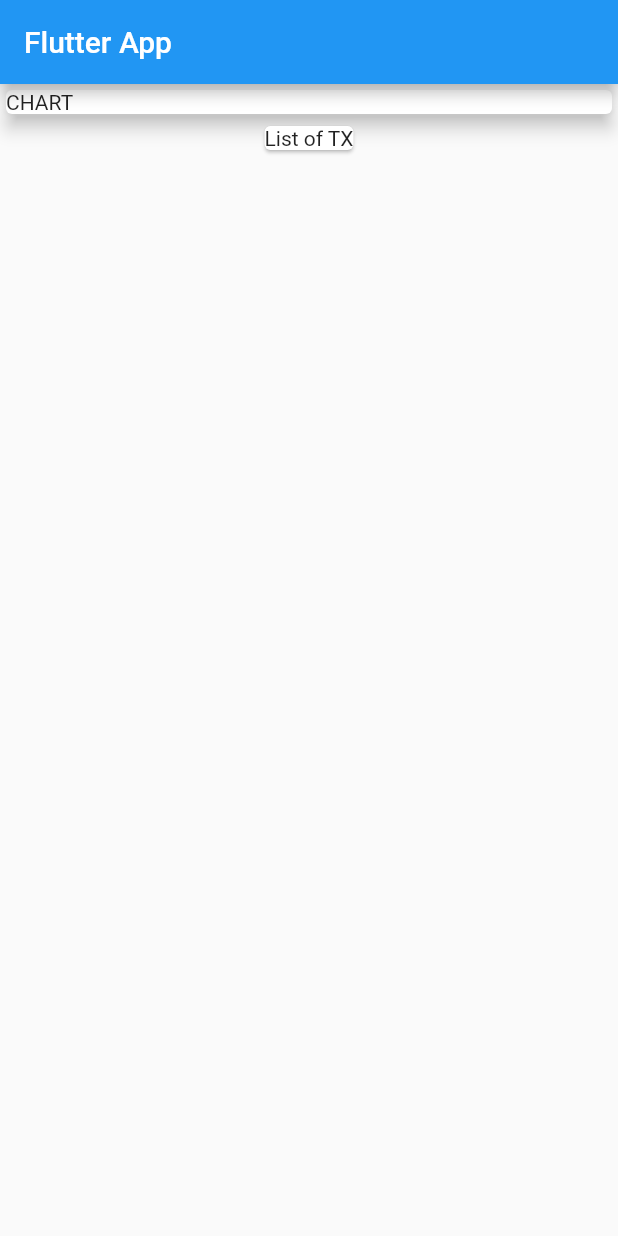
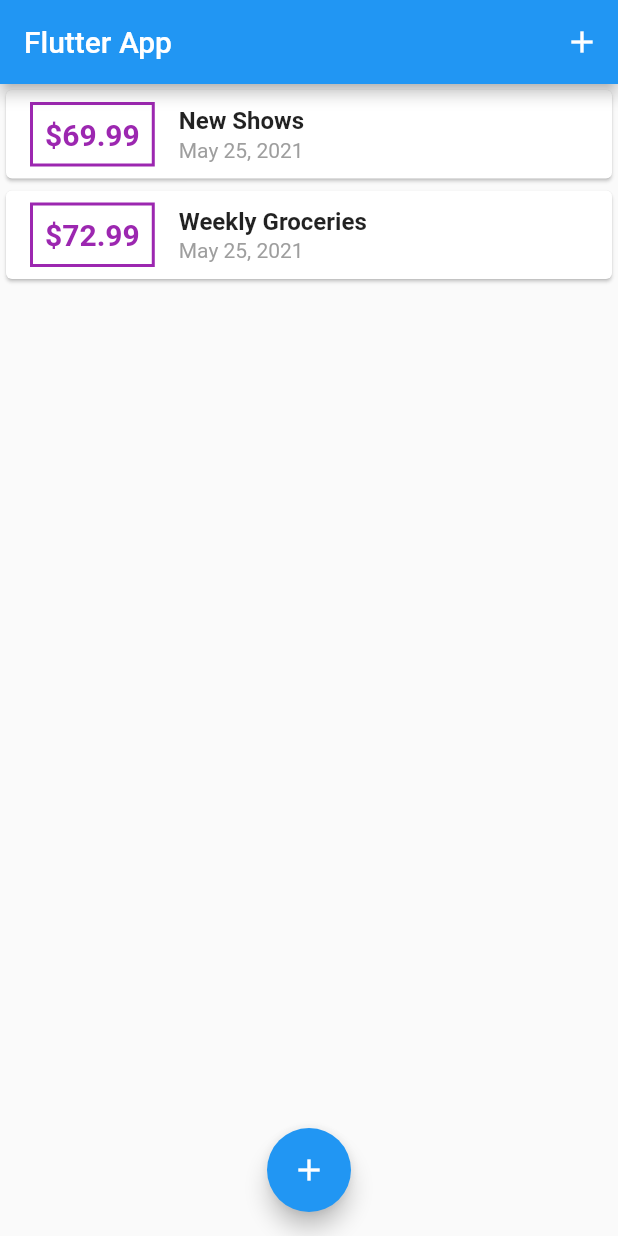
Before and after one commit to alfalcon90/complete-flutter, a Flutter app: the screen it shows after launch, on a phone screen of 412 x 824 dp. Run offline on Flutter 3.47's test engine with Material 2 defaults, Android fonts, the phone set to English and light mode, and no system bars.

Commit message:
expense - checkpoint

```diff
--- a/expense/lib/main.dart
+++ b/expense/lib/main.dart
@@ -1,4 +1,7 @@
+import 'package:expense/widgets/new_transaction.dart';
+import 'package:expense/widgets/transaction_list.dart';
 import 'package:flutter/material.dart';
+import 'package:expense/models/transaction.dart';
 
 void main() {
   runApp(MyApp());
@@ -13,30 +16,70 @@
         primarySwatch: Colors.blue,
       ),
       home: MyHomePage(),
+      debugShowCheckedModeBanner: false,
     );
   }
 }
 
-class MyHomePage extends StatelessWidget {
+class MyHomePage extends StatefulWidget {
+  @override
+  _MyHomePageState createState() => _MyHomePageState();
+}
+
+class _MyHomePageState extends State<MyHomePage> {
+  final List<Transaction> transactions = [
+    Transaction(
+      id: 't1',
+      title: 'New Shows',
+      amount: 69.99,
+      date: DateTime.now(),
+    ),
+    Transaction(
+      id: 't2',
+      title: 'Weekly Groceries',
+      amount: 72.99,
+      date: DateTime.now(),
+    ),
+  ];
+
+  void addNewTransaction(String title, double amount) {
+    final transaction = Transaction(
+      id: DateTime.now().toString(),
+      title: title,
+      amount: amount,
+      date: DateTime.now(),
+    );
+
+    setState(() {
+      transactions.add(transaction);
+    });
+  }
+
+  void showNewTransactionModel(BuildContext context) {
+    showModalBottomSheet(
+        context: context,
+        builder: (_) {
+          return NewTransaction(addNewTransaction);
+        });
+  }
+
   @override
   Widget build(BuildContext context) {
     return Scaffold(
       appBar: AppBar(
         title: Text('Flutter App'),
-      ),
-      body: Column(
-        children: [
-          Card(
-            child: Container(
-              width: double.infinity,
-              child: Text('CHART'),
-            ),
-            elevation: 5,
-          ),
-          Card(
-            child: Text('List of TX'),
+        actions: [
+          IconButton(
+            icon: Icon(Icons.add),
+            onPressed: () => showNewTransactionModel(context),
           )
         ],
+      ),
+      body: TransactionList(transactions),
+      floatingActionButtonLocation: FloatingActionButtonLocation.centerFloat,
+      floatingActionButton: FloatingActionButton(
+        child: Icon(Icons.add),
+        onPressed: () => showNewTransactionModel(context),
       ),
     );
   }
--- /dev/null
+++ b/expense/lib/models/transaction.dart
@@ -0,0 +1,13 @@
+class Transaction {
+  final String id;
+  final String title;
+  final double amount;
+  final DateTime date;
+
+  Transaction({
+    required this.id,
+    required this.title,
+    required this.amount,
+    required this.date,
+  });
+}
--- /dev/null
+++ b/expense/lib/widgets/transaction_list.dart
@@ -0,0 +1,58 @@
+import 'package:flutter/material.dart';
+import 'package:intl/intl.dart';
+import 'package:expense/models/transaction.dart';
+
+class TransactionList extends StatelessWidget {
+  final List<Transaction> transactions;
+
+  TransactionList(this.transactions);
+
+  @override
+  Widget build(BuildContext context) {
+    return Container(
+      height: 300,
+      child: ListView.builder(
+        itemBuilder: (ctx, i) {
+          Transaction transaction = transactions[i];
+          return Card(
+            child: Row(
+              children: [
+                Container(
+                  margin: EdgeInsets.symmetric(vertical: 8, horizontal: 16),
+                  decoration: BoxDecoration(
+                      border: Border.all(color: Colors.purple, width: 2)),
+                  padding: EdgeInsets.all(8),
+                  child: Text(
+                    '\$${transaction.amount.toStringAsFixed(2)}',
+                    style: TextStyle(
+                        fontWeight: FontWeight.bold,
+                        fontSize: 20,
+                        color: Colors.purple),
+                  ),
+                ),
+                Column(
+                  crossAxisAlignment: CrossAxisAlignment.start,
+                  children: [
+                    Text(
+                      transaction.title,
+                      style:
+                          TextStyle(fontWeight: FontWeight.bold, fontSize: 16),
+                    ),
+                    SizedBox(
+                      height: 2,
+                    ),
+                    Text(
+                      DateFormat.yMMMd().format(transaction.date),
+                      style: TextStyle(color: Colors.grey),
+                    ),
+                  ],
+                )
+              ],
+            ),
+          );
+        },
+        itemCount: transactions.length,
+      ),
+    );
+  }
+}
--- a/expense/pubspec.yaml
+++ b/expense/pubspec.yaml
@@ -9,6 +9,7 @@
   flutter:
     sdk: flutter
   cupertino_icons: ^1.0.2
+  intl: ^0.17.0
 
 dev_dependencies:
   flutter_test:
```
Also changed, not shown: expense/lib/widgets/new_transaction.dart (added, +55 -0 lines), expense/pubspec.lock.
